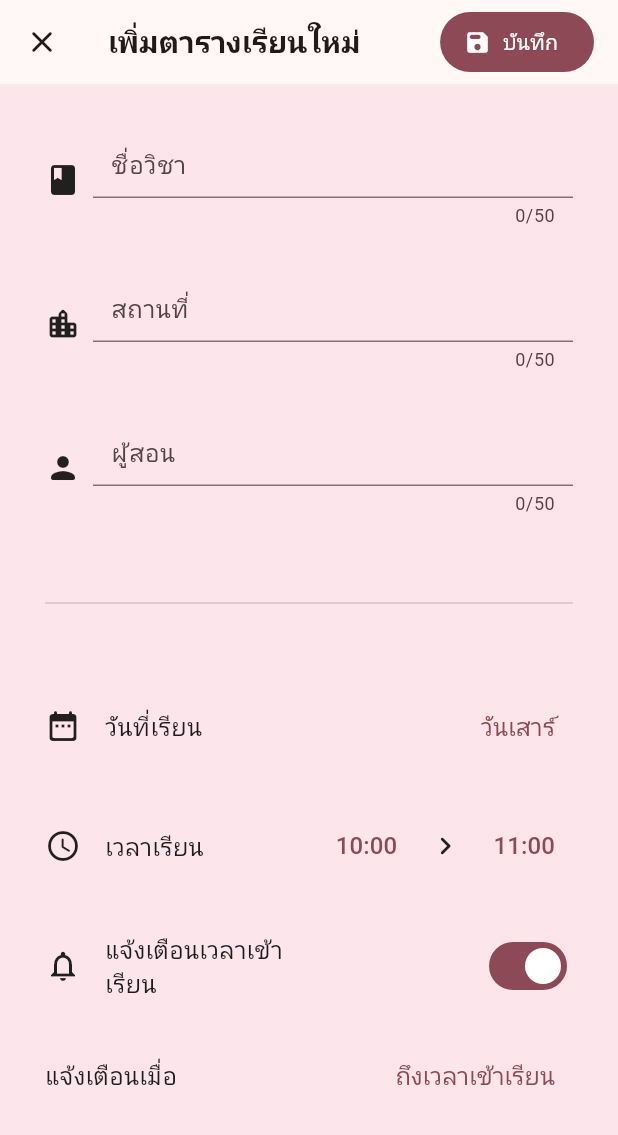
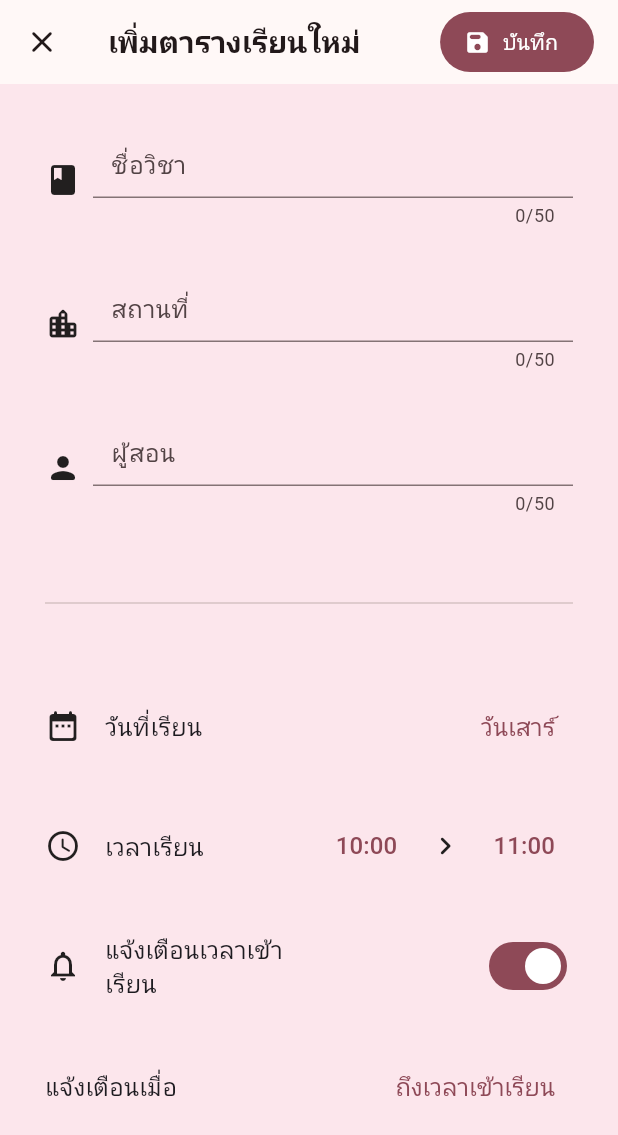
Before and after one commit to cybloxboi/School-Day, a Flutter app: the screen it shows once a user with an empty profile is signed in, item 2 of the bottom bar chosen, after a tap on the "add" icon, on a phone screen of 412 x 824 dp. Shown: the top 1135 px of the screen. Run offline on Flutter 3.47's test engine with Material 3 defaults, Android fonts, the phone set to English and light mode, and no system bars; our stand-ins replace cached_network_image, cloud_firestore, file_picker, firebase_auth, firebase_core, firebase_storage and 10 more; accounts and stored records are empty; project files that could hold a hidden picture were left out.

Commit message:
Refactor profile image loading to use CachedNetworkImage; update loading animation and improve layout in timetable page

```diff
--- a/lib/screens/timetables/add_new_timetable_page.dart
+++ b/lib/screens/timetables/add_new_timetable_page.dart
@@ -512,13 +512,15 @@ class _AddNewTimetablePageState extends State<AddNewTimetablePage>
                         builder: (context, snapshot) {
                           bool isPermissionGranted = snapshot.data ?? false;
 
-                          return ConstrainedBox(
-                            constraints: const BoxConstraints(maxWidth: 600),
-                            child: Column(
-                              crossAxisAlignment: CrossAxisAlignment.end,
-                              mainAxisAlignment: MainAxisAlignment.end,
-                              children: [
-                                Row(
+                          return Wrap(
+                            spacing: 32,
+                            runSpacing: 32,
+                            runAlignment: WrapAlignment.center,
+                            children: [
+                              ConstrainedBox(
+                                constraints:
+                                    const BoxConstraints(maxWidth: 600),
+                                child: Row(
                                   mainAxisSize: MainAxisSize.min,
                                   mainAxisAlignment: MainAxisAlignment.center,
                                   crossAxisAlignment: CrossAxisAlignment.center,
@@ -551,9 +553,16 @@ class _AddNewTimetablePageState extends State<AddNewTimetablePage>
                                     ),
                                   ],
                                 ),
-                                const SizedBox(height: 25),
-                                if (isNotify && isPermissionGranted)
-                                  Row(
+                              ),
+                              if (isNotify && isPermissionGranted)
+                                ConstrainedBox(
+                                  constraints: const BoxConstraints(
+                                    maxWidth: 600,
+                                  ),
+                                  child: Row(
+                                    mainAxisSize: MainAxisSize.min,
+                                    crossAxisAlignment: CrossAxisAlignment.center,
+                                    mainAxisAlignment: MainAxisAlignment.center,
                                     children: [
                                       Text(
                                         'แจ้งเตือนเมื่อ',
@@ -620,8 +629,8 @@ class _AddNewTimetablePageState extends State<AddNewTimetablePage>
                                       ),
                                     ],
                                   ),
-                              ],
-                            ),
+                                ),
+                            ],
                           );
                         },
                       ),
```
Also changed, not shown: lib/components/profile/profile_image.dart (+16 -8 lines), lib/screens/timetables/timetable_page.dart (+35 -12 lines).
